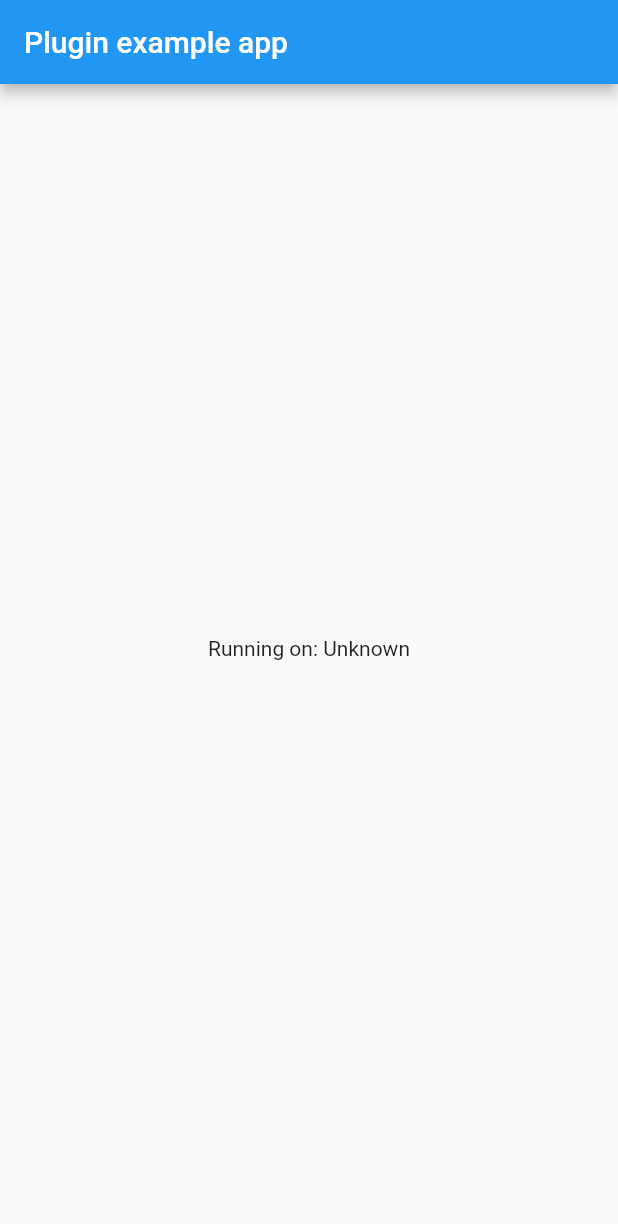
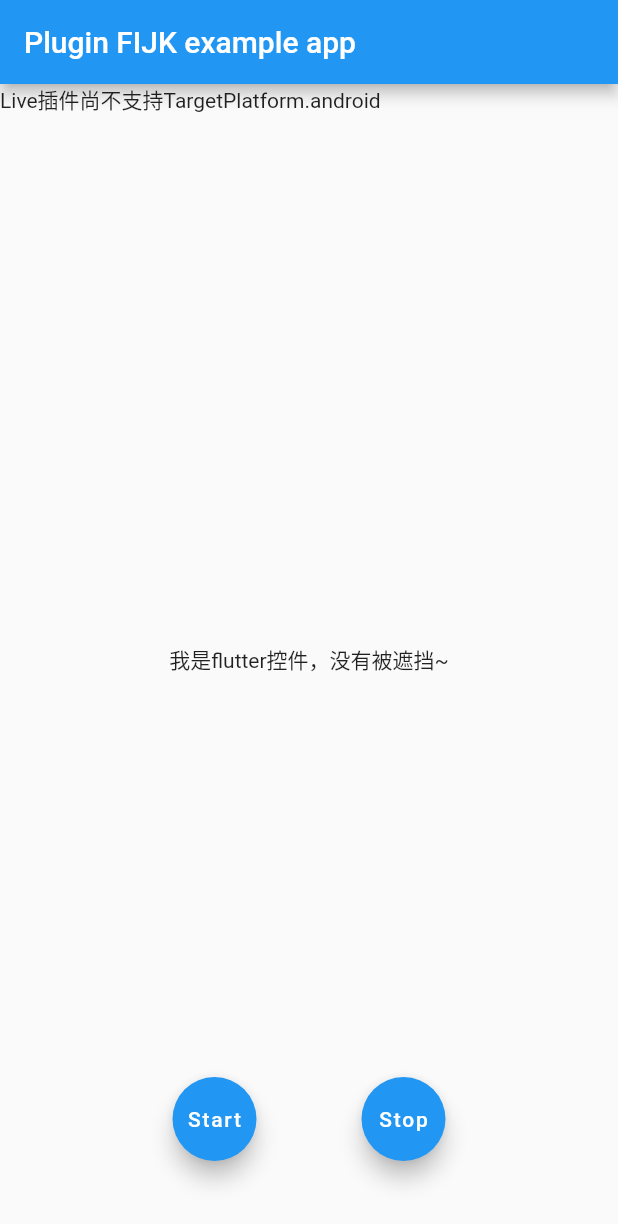
Before and after one commit to hicodeboy/f_ijk, a Flutter app: the screen it shows after launch, on a phone screen of 412 x 824 dp. Shown: the top 1224 px of the screen. Run offline on Flutter 3.47's test engine with Material 2 defaults, Android fonts, the phone set to English and light mode, and no system bars.

Commit message:
iOS IJK组件封装

```diff
--- a/example/lib/main.dart
+++ b/example/lib/main.dart
@@ -13,6 +13,12 @@ class MyApp extends StatefulWidget {
 
 class _MyAppState extends State<MyApp> {
   String _platformVersion = 'Unknown';
+
+  LivePlayerController _livePlayerController;
+
+  void _onLivePlayerController(LivePlayerController livePlayerController) {
+    _livePlayerController = livePlayerController;
+  }
 
   @override
   void initState() {
@@ -45,10 +51,48 @@ class _MyAppState extends State<MyApp> {
     return MaterialApp(
       home: Scaffold(
         appBar: AppBar(
-          title: const Text('Plugin example app'),
+          title: const Text('Plugin FIJK example app'),
         ),
-        body: Center(
-          child: Text('Running on: $_platformVersion\n'),
+        body: Stack(
+          alignment: Alignment.bottomCenter,
+          children: <Widget>[
+            Container(
+              child: Stack(
+                children: <Widget>[
+                  LivePlayerView(
+                    url: 'rtmp://58.200.131.2:1935/livetv/hunantv',
+                    shouldAutoPlayer: true,
+                    callback: _onLivePlayerController,
+                  ),
+                  Container(
+                    alignment: Alignment.center,
+                    child: new Text("我是flutter控件，没有被遮挡~"),
+                  ),
+                ],
+              ),
+            ),
+            Padding(
+              padding: const EdgeInsets.only(
+                  left: 45.0, right: 45.0, top: 0.0, bottom: 50.0),
+              child: new Row(
+                mainAxisAlignment: MainAxisAlignment.spaceEvenly,
+                children: <Widget>[
+                  FloatingActionButton(
+                    onPressed: () {
+                      _livePlayerController.play();
+                    },
+                    child: new Text("Start"),
+                  ),
+                  FloatingActionButton(
+                    onPressed: () {
+                      _livePlayerController.shutdown();
+                    },
+                    child: new Text("Stop"),
+                  )
+                ],
+              ),
+            )
+          ],
         ),
       ),
     );
--- a/lib/f_ijk.dart
+++ b/lib/f_ijk.dart
@@ -1,10 +1,61 @@
 import 'dart:async';
 
 import 'package:flutter/services.dart';
+import 'package:flutter/foundation.dart';
+import 'package:flutter/material.dart';
+
+typedef void LivePlayerWidgetCreatedCallback(LivePlayerController controller);
+
+class LivePlayerController {
+  LivePlayerController._(int id)
+      : _channel = MethodChannel('plugins/live_player_$id');
+
+  final MethodChannel _channel;
+
+  Future<void> play() async {
+    return _channel.invokeMethod('play');
+  }
+
+  Future<void> shutdown() async {
+    return _channel.invokeMethod('shutdown');
+  }
+}
+
+class LivePlayerView extends StatelessWidget {
+  final LivePlayerWidgetCreatedCallback callback;
+  final String url;
+  final bool shouldAutoPlayer;
+  int _id;
+
+
+  int get id => _id;
+
+  LivePlayerView({Key key, this.callback, this.url, this.shouldAutoPlayer})
+      : super(key: key);
+
+  @override
+  Widget build(BuildContext context) {
+    if (defaultTargetPlatform == TargetPlatform.iOS) {
+      return UiKitView(
+        viewType: 'plugins/live_player',
+        onPlatformViewCreated: _onPlatformViewCreated,
+        creationParams: <String, dynamic>{'url': url, 'shouldAutoPlayer': shouldAutoPlayer},
+        creationParamsCodec: StandardMessageCodec(),
+      );
+    }
+    return Text('Live插件尚不支持$defaultTargetPlatform');
+  }
+
+  void _onPlatformViewCreated(int id) {
+    if (callback == null) return;
+    _id = id;
+    callback(LivePlayerController._(id));
+  }
+}
+
 
 class FIjk {
-  static const MethodChannel _channel =
-      const MethodChannel('f_ijk');
+  static const MethodChannel _channel = const MethodChannel('f_ijk');
 
   static Future<String> get platformVersion async {
     final String version = await _channel.invokeMethod('getPlatformVersion');
--- a/pubspec.yaml
+++ b/pubspec.yaml
@@ -1,6 +1,6 @@
 name: f_ijk
 description: A new flutter plugin project.
-version: 0.0.1
+version: 0.0.2
 author:
 homepage:
 
```
Also changed, not shown: example/pubspec.lock, 10 other files.
